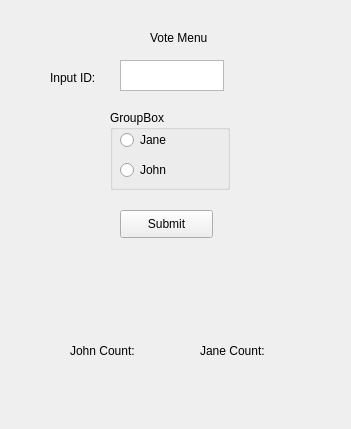
abekueth/final_projectcs2, file gui.ui: the form before one commit.
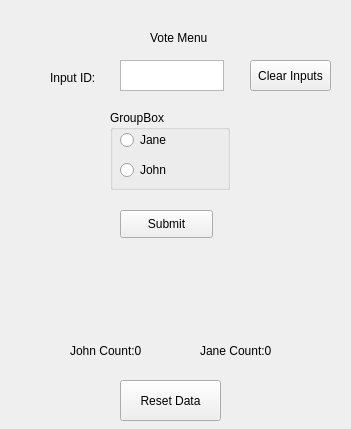
The form after the commit.

The edit to the form file:
```diff
--- a/gui.ui
+++ b/gui.ui
@@ -18,7 +18,7 @@
     <rect>
      <x>150</x>
      <y>30</y>
-     <width>70</width>
+     <width>71</width>
      <height>16</height>
     </rect>
    </property>
@@ -124,7 +124,7 @@
     </rect>
    </property>
    <property name="text">
-    <string>John Count:</string>
+    <string>John Count:0</string>
    </property>
   </widget>
   <widget class="QLabel" name="label_janecount">
@@ -137,7 +137,33 @@
     </rect>
    </property>
    <property name="text">
-    <string>Jane Count:</string>
+    <string>Jane Count:0</string>
+   </property>
+  </widget>
+  <widget class="QPushButton" name="clear_button">
+   <property name="geometry">
+    <rect>
+     <x>250</x>
+     <y>60</y>
+     <width>81</width>
+     <height>31</height>
+    </rect>
+   </property>
+   <property name="text">
+    <string>Clear Inputs</string>
+   </property>
+  </widget>
+  <widget class="QPushButton" name="reset_button">
+   <property name="geometry">
+    <rect>
+     <x>120</x>
+     <y>380</y>
+     <width>101</width>
+     <height>41</height>
+    </rect>
+   </property>
+   <property name="text">
+    <string>Reset Data</string>
    </property>
   </widget>
  </widget>
```
